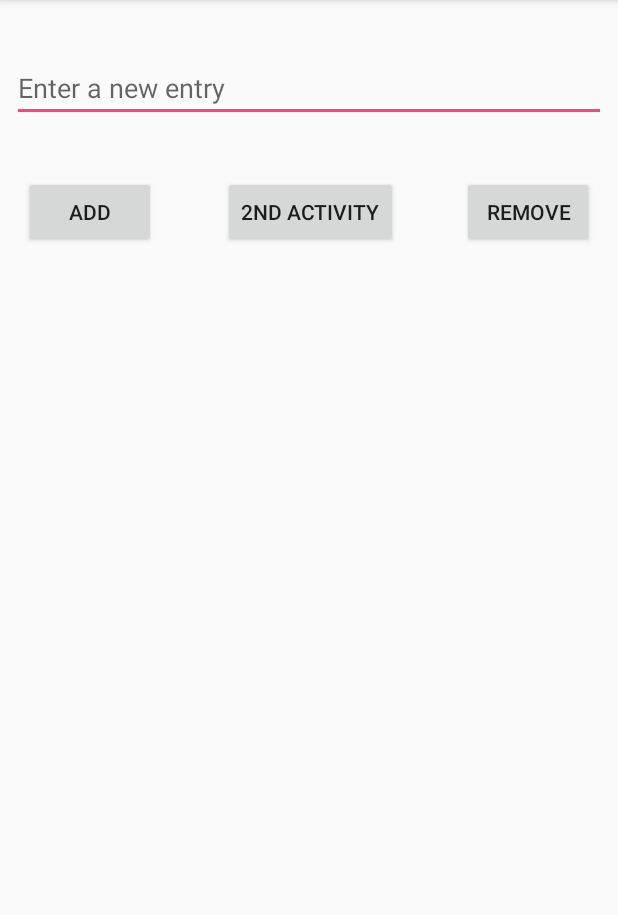
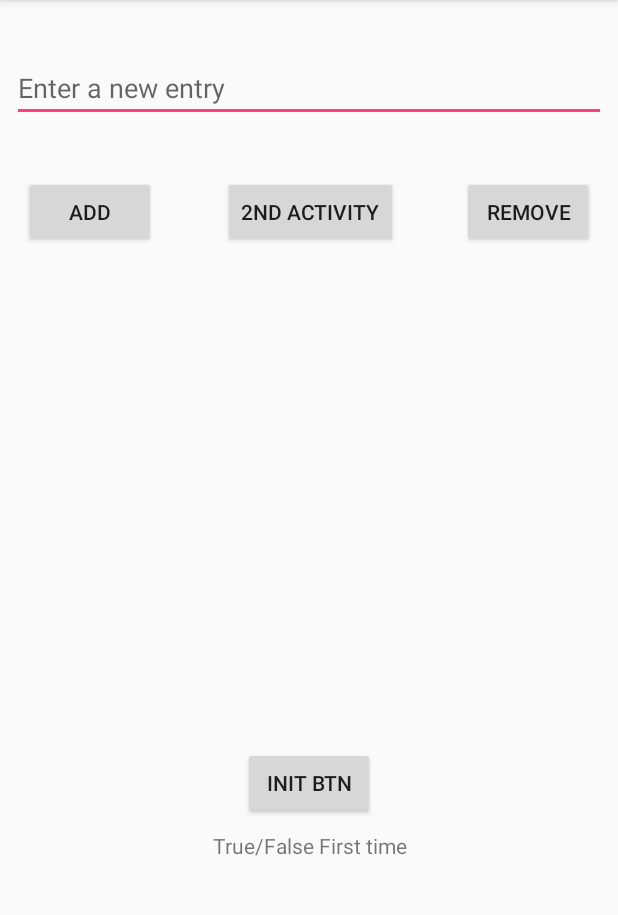
Before and after one commit to chrismarcok/BudgetBuddy, an Android app: the screen it shows after launch (MainActivity), on a phone screen of 412 x 824 dp, the part 84-999 px from its top. Run offline under Robolectric (Android 15) with nearby library versions, the phone set to English and light mode, and no system bars.

Commit message:
sharedprefs

```diff
--- a/app/src/main/java/com/example/chris/mysqliteproject/MainActivity.java
+++ b/app/src/main/java/com/example/chris/mysqliteproject/MainActivity.java
@@ -1,6 +1,7 @@
 package com.example.chris.mysqliteproject;
 
 import android.content.Intent;
+import android.content.SharedPreferences;
 import android.support.v7.app.AppCompatActivity;
 import android.os.Bundle;
 import android.view.View;
@@ -8,6 +9,8 @@ import android.widget.Button;
 import android.widget.EditText;
 import android.widget.TextView;
 import android.widget.Toast;
+
+import org.w3c.dom.Text;
 
 public class MainActivity extends AppCompatActivity {
 
@@ -18,20 +21,56 @@ public class MainActivity extends AppCompatActivity {
     MyDBHandler dbHandler;
     Button secondActivityButton;
 
+    TextView previouslyInitTextView;
+    Button previouslyInitButton;
+
+    public static final String SHARED_PREFS = "sharedPrefs";
+    public static final String TEXT = "text";
+
+
     @Override
     protected void onCreate(Bundle savedInstanceState) {
         super.onCreate(savedInstanceState);
         setContentView(R.layout.activity_main);
 
 
+        //region referencesToIds
         addButton = (Button) findViewById(R.id.addButton);
         removeButton = (Button) findViewById(R.id.removeButton);
         inputEditText = (EditText) findViewById(R.id.writeToFileEditText);
         resultsTextView = (TextView) findViewById(R.id.resultsTextView);
         dbHandler = new MyDBHandler(this, null, null, 1);
         secondActivityButton = (Button) findViewById(R.id.secondActivityButton);
+        previouslyInitTextView = (TextView) findViewById(R.id.previouslyInitTextView);
+        previouslyInitButton = (Button) findViewById(R.id.previouslyInitButton);
+        //endregion
+
+        //print the info in the SQLite table upon creating activity
         printDatabase();
 
+        //region SharedPreferences
+        final SharedPreferences sharedPreferences = getSharedPreferences(SHARED_PREFS, MODE_PRIVATE);
+        final SharedPreferences.Editor editor = sharedPreferences.edit();
+
+        boolean value = sharedPreferences.getBoolean(TEXT, false);
+        if (value){
+            previouslyInitButton.setEnabled(false);
+            previouslyInitTextView.setText("The button has been previously pressed");
+        }
+
+        previouslyInitButton.setOnClickListener(new View.OnClickListener() {
+            @Override
+            public void onClick(View view) {
+                editor.putBoolean(TEXT, true);
+                editor.apply();
+                previouslyInitTextView.setText("The button has been previously pressed");
+                previouslyInitButton.setEnabled(false);
+            }
+        });
+
+        //endregion
+
+        //region Button Onclicks
         addButton.setOnClickListener(new View.OnClickListener() {
             @Override
             public void onClick(View view) {
@@ -67,9 +106,9 @@ public class MainActivity extends AppCompatActivity {
             }
         });
 
+        //endregion
+
     } // end of onCreate
-
-
 
     public void printDatabase(){
         String dbString = dbHandler.databaseToString();
--- a/app/src/main/res/layout/activity_main.xml
+++ b/app/src/main/res/layout/activity_main.xml
@@ -66,4 +66,28 @@
         app:layout_constraintStart_toEndOf="@+id/addButton"
         app:layout_constraintTop_toBottomOf="@+id/writeToFileEditText" />
 
+    <TextView
+        android:id="@+id/previouslyInitTextView"
+        android:layout_width="match_parent"
+        android:layout_height="wrap_content"
+        android:layout_marginTop="8dp"
+        android:gravity="center_horizontal"
+        android:text="True/False First time"
+        app:layout_constraintTop_toBottomOf="@+id/previouslyInitButton"
+        tools:layout_editor_absoluteX="0dp" />
+
+    <Button
+        android:id="@+id/previouslyInitButton"
+        android:layout_width="wrap_content"
+        android:layout_height="wrap_content"
+        android:layout_gravity="center_horizontal"
+        android:layout_marginEnd="8dp"
+
+        android:layout_marginStart="8dp"
+        android:layout_marginTop="8dp"
+        android:text="Init Btn"
+        app:layout_constraintEnd_toEndOf="parent"
+        app:layout_constraintStart_toStartOf="parent"
+        app:layout_constraintTop_toBottomOf="@+id/resultsTextView" />
+
 </android.support.constraint.ConstraintLayout>
```
Also changed, not shown: app/src/main/AndroidManifest.xml (+14 -3 lines).
